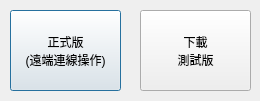
This is netSelector.ui in sythenA/hydroModelsBank as Qt 5 draws it before an edit. The edited form follows.
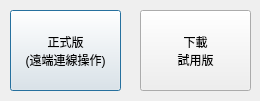
This is the edited form.

Patch:
```diff
--- a/netSelector.ui
+++ b/netSelector.ui
@@ -56,7 +56,7 @@
    </property>
    <property name="text">
     <string>下載
-測試版</string>
+試用版</string>
    </property>
   </widget>
  </widget>
```
Left out of the diff: 2 changed lines with no effect on the pictures.
